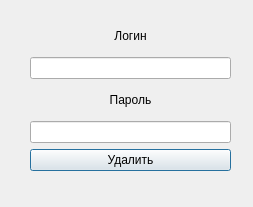
Old version of the form user_identification/removeuser.ui in the repository OrekhovaMariy/cpp-user-identification.
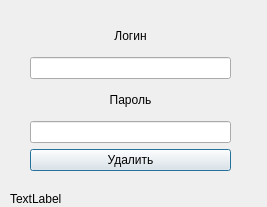
New version of the form.

What changed in the file:
```diff
--- a/user_identification/removeuser.ui
+++ b/user_identification/removeuser.ui
@@ -6,7 +6,7 @@
    <rect>
     <x>0</x>
     <y>0</y>
-    <width>253</width>
+    <width>267</width>
     <height>207</height>
    </rect>
   </property>
@@ -93,6 +93,19 @@
     </item>
    </layout>
   </widget>
+  <widget class="QLabel" name="label_connection">
+   <property name="geometry">
+    <rect>
+     <x>10</x>
+     <y>190</y>
+     <width>251</width>
+     <height>17</height>
+    </rect>
+   </property>
+   <property name="text">
+    <string>TextLabel</string>
+   </property>
+  </widget>
  </widget>
  <resources/>
  <connections/>
```
Left out of the diff: 3 changed lines with no effect on the pictures.
